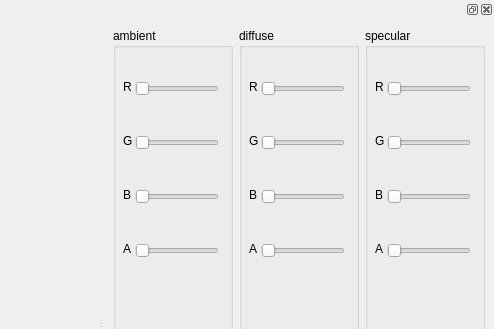
The window that ui/mainwindow.ui (qwertylevel3/HairTest) describes before a commit, drawn with Qt 5; both pictures show x 502 to 996 and y 0 to 329 of the 996 by 675 pixel window.
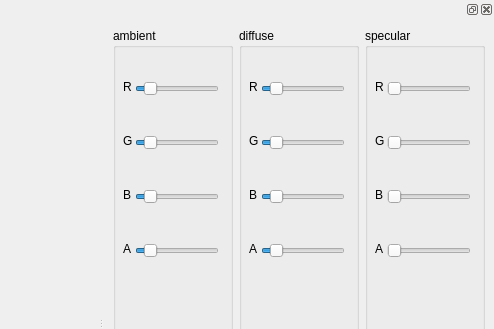
The same window after the commit.

```diff
--- a/ui/mainwindow.ui
+++ b/ui/mainwindow.ui
@@ -54,6 +54,9 @@
         <property name="maximum">
          <number>255</number>
         </property>
+        <property name="value">
+         <number>30</number>
+        </property>
         <property name="orientation">
          <enum>Qt::Horizontal</enum>
         </property>
@@ -70,6 +73,9 @@
         <property name="maximum">
          <number>255</number>
         </property>
+        <property name="value">
+         <number>30</number>
+        </property>
         <property name="orientation">
          <enum>Qt::Horizontal</enum>
         </property>
@@ -138,6 +144,9 @@
         <property name="maximum">
          <number>255</number>
         </property>
+        <property name="value">
+         <number>30</number>
+        </property>
         <property name="orientation">
          <enum>Qt::Horizontal</enum>
         </property>
@@ -154,6 +163,9 @@
         <property name="maximum">
          <number>255</number>
         </property>
+        <property name="value">
+         <number>30</number>
+        </property>
         <property name="orientation">
          <enum>Qt::Horizontal</enum>
         </property>
@@ -183,6 +195,9 @@
         <property name="maximum">
          <number>255</number>
         </property>
+        <property name="value">
+         <number>30</number>
+        </property>
         <property name="orientation">
          <enum>Qt::Horizontal</enum>
         </property>
@@ -199,6 +214,9 @@
         <property name="maximum">
          <number>255</number>
         </property>
+        <property name="value">
+         <number>30</number>
+        </property>
         <property name="orientation">
          <enum>Qt::Horizontal</enum>
         </property>
@@ -267,6 +285,9 @@
         <property name="maximum">
          <number>255</number>
         </property>
+        <property name="value">
+         <number>30</number>
+        </property>
         <property name="orientation">
          <enum>Qt::Horizontal</enum>
         </property>
@@ -283,6 +304,9 @@
         <property name="maximum">
          <number>255</number>
         </property>
+        <property name="value">
+         <number>30</number>
+        </property>
         <property name="orientation">
          <enum>Qt::Horizontal</enum>
         </property>
```
